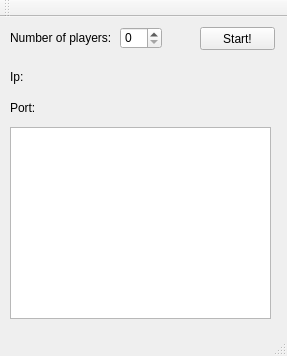
The window that JogoDoPalitoServer/serverwindow.ui (pedrocruz/JogoDoPalitoServer) describes before a commit, drawn with Qt 5.
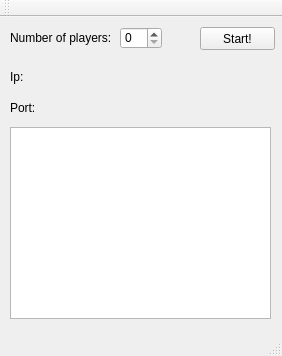
The same window after the commit.

Commit message: mudanças no gui

```diff
--- a/JogoDoPalitoServer/serverwindow.ui
+++ b/JogoDoPalitoServer/serverwindow.ui
@@ -6,7 +6,7 @@
    <rect>
     <x>0</x>
     <y>0</y>
-    <width>287</width>
+    <width>282</width>
     <height>356</height>
    </rect>
   </property>
```
Left out of the diff: 4 changed lines with no effect on the pictures.
